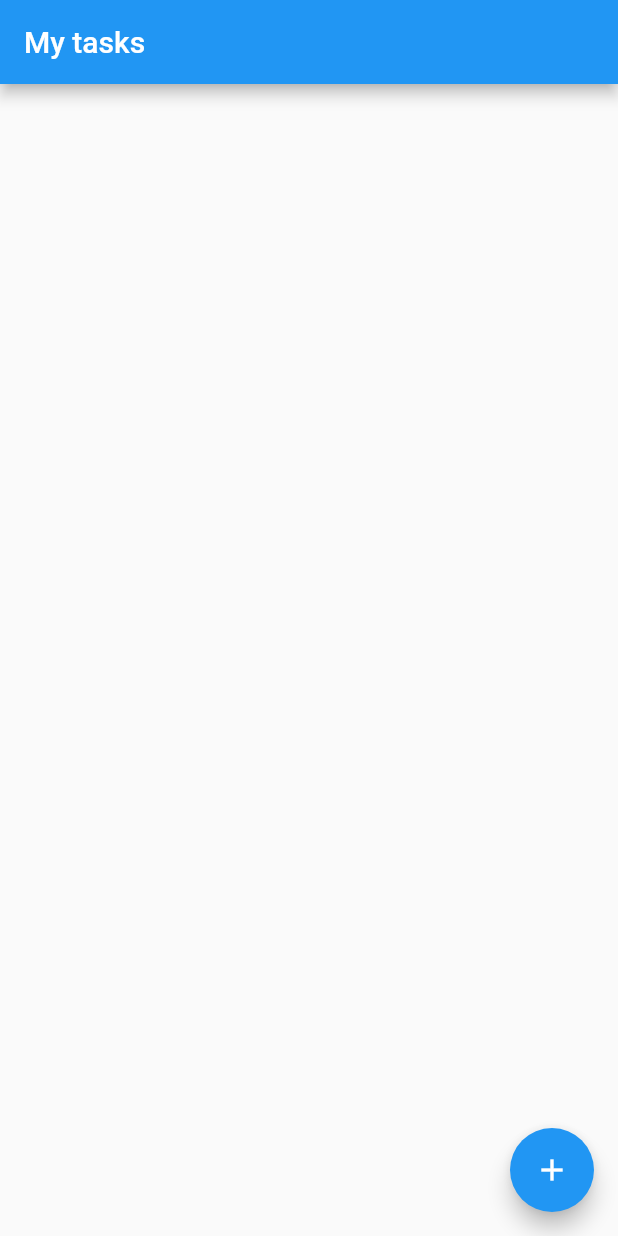
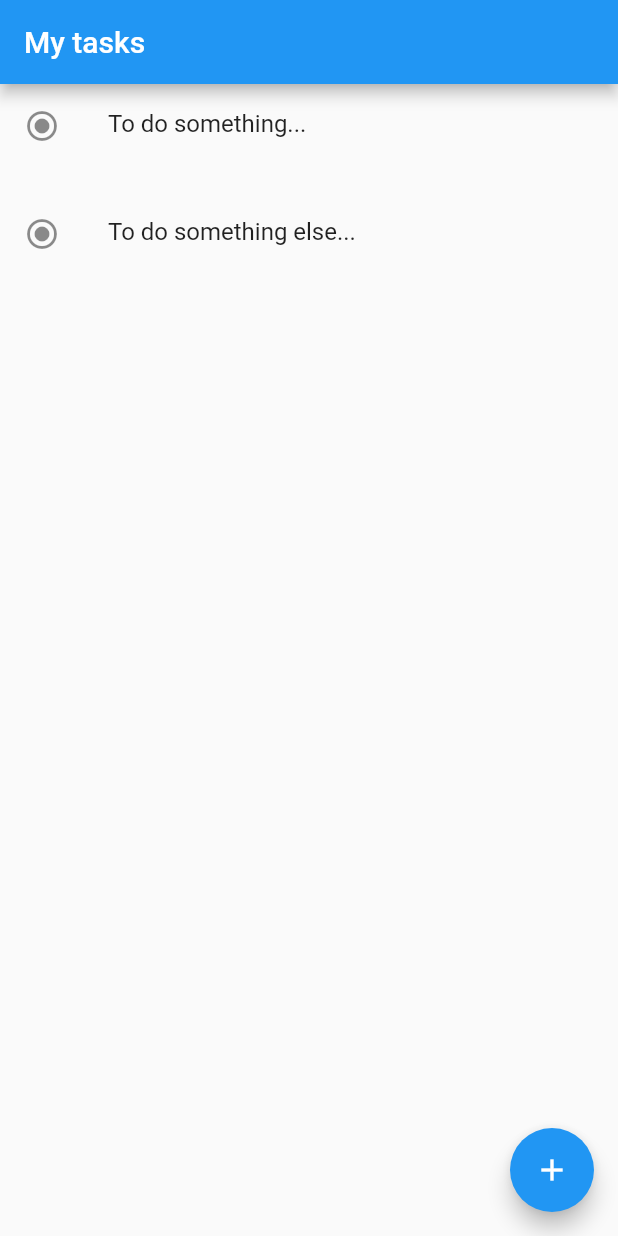
Before and after one commit to maksimn/todolistflutter, a Flutter app: the screen it shows after launch, on a phone screen of 412 x 824 dp. Run offline on Flutter 3.47's test engine with Material 2 defaults, Android fonts, the phone set to English and light mode, and no system bars; our stand-ins replace flutter_bloc.

Commit message:
[TDLF-6]: Basic list of todoItems on the main screen.

```diff
--- a/lib/main.dart
+++ b/lib/main.dart
@@ -1,5 +1,5 @@
 import 'package:flutter/material.dart';
-import 'main_todolist/main_todolist_widget.dart';
+import 'package:todolist/main_page/main_page.dart';
 
 void main() {
   runApp(const MyApp());
@@ -17,7 +17,7 @@ class MyApp extends StatelessWidget {
       theme: ThemeData(
         primarySwatch: Colors.blue,
       ),
-      home: const MainTodoListWidget(title: title),
+      home: const MainPage(),
     );
   }
 }
--- /dev/null
+++ b/lib/main_page/main_page.dart
@@ -0,0 +1,47 @@
+import 'package:flutter/material.dart';
+import 'package:flutter_bloc/flutter_bloc.dart';
+import 'package:todolist/data_class/todo_item.dart';
+import 'package:todolist/todo_editor/todo_editor.dart';
+import 'package:todolist/todo_editor/todo_editor_logic.dart';
+import 'package:todolist/todo_list/todo_list.dart';
+import 'package:todolist/todo_list/todo_list_logic.dart';
+
+class MainPage extends StatelessWidget {
+  const MainPage({Key? key}) : super(key: key);
+
+  @override
+  Widget build(BuildContext context) {
+    return Scaffold(
+      appBar: AppBar(
+        title: const Text('My tasks'),
+      ),
+      body: BlocProvider(
+        create: (_) => TodoListLogic(),
+        child: const TodoList(),
+      ),
+      floatingActionButton: FloatingActionButton(
+        onPressed: () => _onPlusButtonPressed(context),
+        tooltip: 'Create new Todo',
+        child: const Icon(Icons.add),
+      ),
+    );
+  }
+
+  void _onPlusButtonPressed(BuildContext context) {
+    var todoItem = TodoItem.convenient(
+      text: "Some txt.",
+      priority: TodoItemPriority.low,
+      deadline: DateTime.now()
+    );
+
+    Navigator.push(
+      context,
+      MaterialPageRoute(builder: (context) =>
+        BlocProvider(
+          create: (_) => TodoEditorLogic(todoItem),
+          child: const TodoEditor(),
+        )
+      ),
+    );
+  }
+}
--- a/lib/main_todolist/main_todolist_widget.dart
+++ /dev/null
@@ -1,56 +0,0 @@
-import 'package:flutter/material.dart';
-import 'package:flutter_bloc/flutter_bloc.dart';
-import 'package:todolist/data_class/todo_item.dart';
-import 'package:todolist/todo_editor/todo_editor.dart';
-import 'package:todolist/todo_editor/todo_editor_logic.dart';
-import 'package:todolist/todo_editor/todo_editor_state.dart';
-
-class MainTodoListWidget extends StatefulWidget {
-  const MainTodoListWidget({Key? key, required this.title}) : super(key: key);
-
-  final String title;
-
-  @override
-  State<MainTodoListWidget> createState() => _MainTodoListWidgetState();
-}
-
-class _MainTodoListWidgetState extends State<MainTodoListWidget> {
-
-  void _onPlusButtonPressed() {
-    var todoItem = TodoItem.convenient(
-      text: "Some txt.",
-      priority: TodoItemPriority.low,
-      deadline: DateTime.now()
-    );
-    var initialState = TodoEditorState(
-      mode: TodoEditorMode.editing,
-      todoItem: todoItem,
-      savedTodoItem: todoItem
-    );
-
-    Navigator.push(
-      context,
-      MaterialPageRoute(builder: (context) =>
-        BlocProvider(
-          create: (_) => TodoEditorLogic(initialState),
-          child: const TodoEditor(),
-        )
-      ),
-    );
-  }
-
-  @override
-  Widget build(BuildContext context) {
-    return Scaffold(
-      appBar: AppBar(
-        title: Text(widget.title),
-      ),
-      body: const Center(),
-      floatingActionButton: FloatingActionButton(
-        onPressed: _onPlusButtonPressed,
-        tooltip: 'Create new Todo',
-        child: const Icon(Icons.add),
-      ),
-    );
-  }
-}
--- a/lib/todo_editor/todo_editor_logic.dart
+++ b/lib/todo_editor/todo_editor_logic.dart
@@ -5,7 +5,12 @@ import 'package:todolist/todo_editor/todo_editor_state.dart';
 
 class TodoEditorLogic extends Bloc<TodoEditorEvent, TodoEditorState> {
 
-  TodoEditorLogic(TodoEditorState initialState) : super(initialState) {
+  TodoEditorLogic(TodoItem? todoItem) :
+    super(TodoEditorState(
+      mode: todoItem == null ? TodoEditorMode.creating : TodoEditorMode.editing,
+      todoItem: todoItem ?? TodoItem.convenient(),
+      savedTodoItem: todoItem
+    )) {
     on<TextChangedInTodoEditor>(_onTextChangedInTodoEditor);
     on<PriorityChangedInTodoEditor>(_onPriorityChangedInTodoEditor);
     on<DeadlineChangedInTodoEditor>(_onDeadlineChangedInTodoEditor);
--- a/lib/todo_editor/todo_editor_state.dart
+++ b/lib/todo_editor/todo_editor_state.dart
@@ -16,14 +16,14 @@ class TodoEditorState {
   bool get canTodoItemBeSaved {
     var isStateAfterSaving = mode == TodoEditorMode.editing && todoItem.isEqualTo(savedTodoItem);
 
-    return !_isInitialStateForCreating && !_isInitialStateForEditing && !isStateAfterSaving;
+    return !_isInitialState && !isStateAfterSaving;
   }
 
   bool get canTodoItemBeRemoved {
-    return !_isInitialStateForCreating;
+    return !_isInitialState;
   }
 
-  bool get _isInitialStateForCreating {
+  bool get _isInitialState {
     var empty = TodoItem.convenient();
 
     return mode == TodoEditorMode.creating &&
@@ -32,8 +32,4 @@ class TodoEditorState {
       todoItem.priority == empty.priority &&
       todoItem.deadline == empty.deadline;
   }
-
-  bool get _isInitialStateForEditing {
-    return mode == TodoEditorMode.editing && savedTodoItem == null;
-  }
 }
--- /dev/null
+++ b/lib/todo_list/todo_list.dart
@@ -0,0 +1,44 @@
+import 'package:flutter_bloc/flutter_bloc.dart';
+import 'package:flutter/material.dart';
+import 'package:todolist/data_class/todo_item.dart';
+import 'package:todolist/todo_list/todo_list_events.dart';
+import 'package:todolist/todo_list/todo_list_logic.dart';
+import 'package:todolist/todo_list/todo_list_state.dart';
+
+class TodoList extends StatefulWidget {
+  const TodoList({Key? key}) : super(key: key);
+
+  @override
+  _TodoListState createState() => _TodoListState();
+}
+
+class _TodoListState extends State<TodoList> {
+
+  @override
+  void initState() {
+    context.read<TodoListLogic>().add(InitialTodoListDataFetched([
+      TodoItem.convenient(text: 'To do something...'),
+      TodoItem.convenient(text: 'To do something else...')
+    ]));
+    super.initState();
+  }
+
+  @override
+  Widget build(BuildContext context) {
+    return BlocBuilder<TodoListLogic, TodoListState>(
+      builder: (context, state) {
+        return ListView.builder(
+          itemBuilder: (context, index) {
+            return ListTile(
+              title: Text(state.items[index].text),
+              subtitle: const Text(''),
+              leading: const Icon(Icons.radio_button_on),
+              onTap: () => {}
+            );
+          },
+          itemCount: state.items.length,
+        );
+      }
+    );
+  }
+}
--- /dev/null
+++ b/lib/todo_list/todo_list_events.dart
@@ -0,0 +1,12 @@
+import 'package:todolist/data_class/todo_item.dart';
+
+abstract class TodoListEvent {
+  const TodoListEvent();
+}
+
+class InitialTodoListDataFetched implements TodoListEvent {
+
+  final List<TodoItem> items;
+
+  const InitialTodoListDataFetched(this.items);
+}
--- /dev/null
+++ b/lib/todo_list/todo_list_logic.dart
@@ -0,0 +1,14 @@
+import 'package:flutter_bloc/flutter_bloc.dart';
+import 'package:todolist/todo_list/todo_list_events.dart';
+import 'package:todolist/todo_list/todo_list_state.dart';
+
+class TodoListLogic extends Bloc<TodoListEvent, TodoListState> {
+
+  TodoListLogic() : super(const TodoListState(items: [])) {
+    on<InitialTodoListDataFetched>(_onInitialTodoListDataFetched);
+  }
+
+  void _onInitialTodoListDataFetched(InitialTodoListDataFetched event, Emitter<TodoListState> emit) {
+    emit(TodoListState(items: event.items));
+  }
+}
--- /dev/null
+++ b/lib/todo_list/todo_list_state.dart
@@ -0,0 +1,9 @@
+import 'package:todolist/data_class/todo_item.dart';
+
+class TodoListState {
+  final List<TodoItem> items;
+
+  const TodoListState({
+    required this.items,
+  });
+}
```
